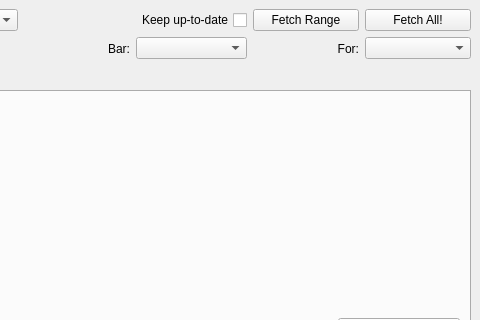
irrelevantmuch/IB_apps, file uiComps/qtGeneration/ComparisonWindow.ui: the form before one commit; both pictures show x 320 to 800 and y 0 to 320 of the 800 by 600 pixel window.
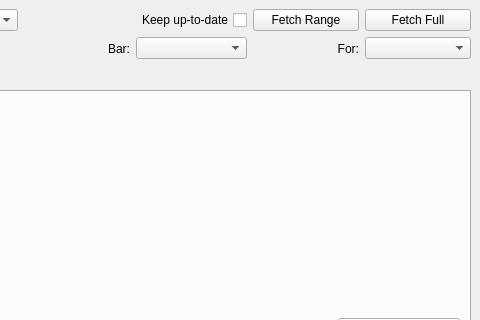
The form after the commit.

Commit message:
Finished ranges download in comparisonprocessor and added full fetch button for old fashioned data gathering.
Made groupRequest in history manager more generic so that it can be used to get updates on when history requests are finished

```diff
--- a/uiComps/qtGeneration/ComparisonWindow.ui
+++ b/uiComps/qtGeneration/ComparisonWindow.ui
@@ -118,7 +118,7 @@
       <item row="0" column="7">
        <widget class="QPushButton" name="fetch_button">
         <property name="text">
-         <string>Fetch All!</string>
+         <string>Fetch Full</string>
         </property>
         <attribute name="buttonGroup">
          <string notr="true">history_interaction_group</string>
```
Left out of the diff: 2 changed lines with no effect on the pictures. The commit also changes 9 other files.
